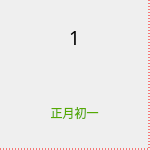
Old version of the form qdatecellwidget.ui in the repository jz542996960/QDayNote.
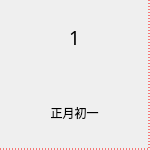
New version of the form.

```diff
--- a/qdatecellwidget.ui
+++ b/qdatecellwidget.ui
@@ -19,7 +19,7 @@
    <string/>
   </property>
   <property name="styleSheet">
-   <string notr="true">QWidget
+   <string notr="true">.QWidget
 {
  border:1px dashed rgb(255, 0, 0);
  border-left-style:none;
@@ -72,7 +72,6 @@
       <string notr="true">QLabel
 {
 border-style:none;
-color:rgb(85, 170, 0)
 }</string>
      </property>
      <property name="text">
@@ -81,6 +80,12 @@
      <property name="alignment">
       <set>Qt::AlignCenter</set>
      </property>
+     <property name="wordWrap">
+      <bool>false</bool>
+     </property>
+     <property name="margin">
+      <number>1</number>
+     </property>
     </widget>
    </item>
   </layout>
```
Left out of the diff: 3 changed lines with no effect on the pictures.
